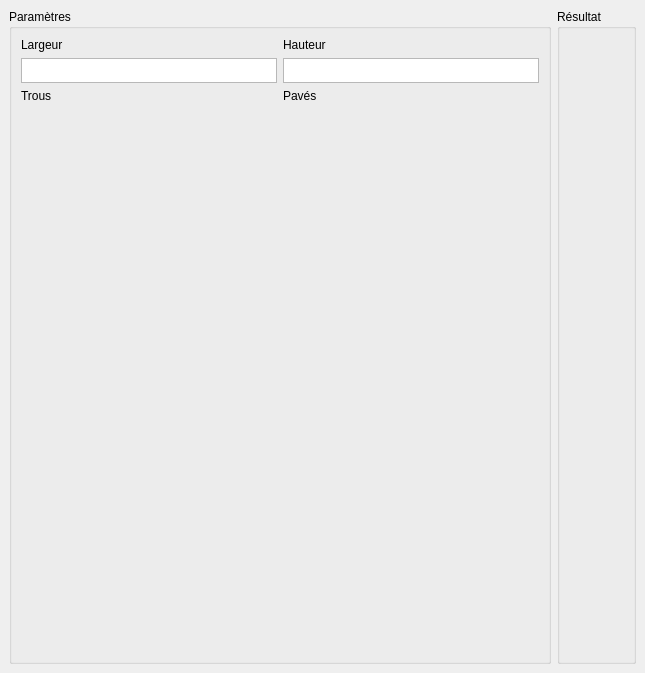
The window that mainwindow.ui (clebail/RectangleBinPack) describes before a commit, drawn with Qt 5.
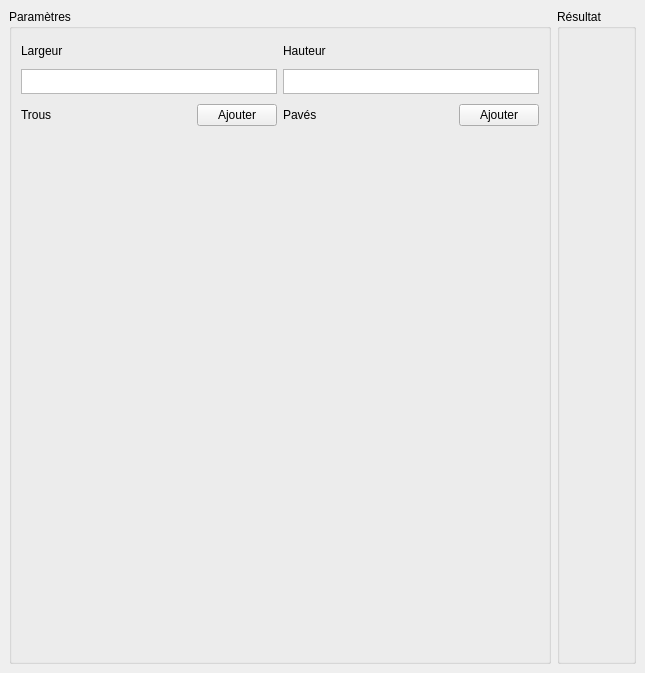
The same window after the commit.

```diff
--- a/mainwindow.ui
+++ b/mainwindow.ui
@@ -32,18 +32,175 @@
       <property name="title">
        <string>Paramètres</string>
       </property>
-      <layout class="QFormLayout" name="formLayout">
+      <layout class="QGridLayout" name="gridLayout">
+       <item row="1" column="1">
+        <widget class="QTextEdit" name="txtHauteur">
+         <property name="sizePolicy">
+          <sizepolicy hsizetype="Expanding" vsizetype="Fixed">
+           <horstretch>0</horstretch>
+           <verstretch>0</verstretch>
+          </sizepolicy>
+         </property>
+         <property name="minimumSize">
+          <size>
+           <width>0</width>
+           <height>25</height>
+          </size>
+         </property>
+         <property name="maximumSize">
+          <size>
+           <width>16777215</width>
+           <height>25</height>
+          </size>
+         </property>
+        </widget>
+       </item>
        <item row="0" column="0">
         <widget class="QLabel" name="label">
+         <property name="sizePolicy">
+          <sizepolicy hsizetype="Preferred" vsizetype="Fixed">
+           <horstretch>0</horstretch>
+           <verstretch>0</verstretch>
+          </sizepolicy>
+         </property>
+         <property name="minimumSize">
+          <size>
+           <width>0</width>
+           <height>25</height>
+          </size>
+         </property>
          <property name="text">
           <string>Largeur</string>
          </property>
         </widget>
        </item>
+       <item row="2" column="0">
+        <widget class="QWidget" name="widget" native="true">
+         <property name="sizePolicy">
+          <sizepolicy hsizetype="Expanding" vsizetype="Fixed">
+           <horstretch>0</horstretch>
+           <verstretch>0</verstretch>
+          </sizepolicy>
+         </property>
+         <property name="minimumSize">
+          <size>
+           <width>0</width>
+           <height>30</height>
+          </size>
+         </property>
+         <property name="layoutDirection">
+          <enum>Qt::LeftToRight</enum>
+         </property>
+         <layout class="QHBoxLayout" name="horizontalLayout_2" stretch="0,0,0">
+          <property name="spacing">
+           <number>0</number>
+          </property>
+          <property name="leftMargin">
+           <number>0</number>
+          </property>
+          <property name="topMargin">
+           <number>0</number>
+          </property>
+          <property name="rightMargin">
+           <number>0</number>
+          </property>
+          <property name="bottomMargin">
+           <number>0</number>
+          </property>
+          <item>
+           <widget class="QLabel" name="label_3">
+            <property name="text">
+             <string>Trous</string>
+            </property>
+           </widget>
+          </item>
+          <item>
+           <spacer name="horizontalSpacer_3">
+            <property name="orientation">
+             <enum>Qt::Horizontal</enum>
+            </property>
+            <property name="sizeHint" stdset="0">
+             <size>
+              <width>40</width>
+              <height>20</height>
+             </size>
+            </property>
+           </spacer>
+          </item>
+          <item>
+           <widget class="QPushButton" name="pbAddTrou">
+            <property name="text">
+             <string>Ajouter</string>
+            </property>
+           </widget>
+          </item>
+         </layout>
+        </widget>
+       </item>
+       <item row="2" column="1">
+        <widget class="QWidget" name="widget_2" native="true">
+         <property name="sizePolicy">
+          <sizepolicy hsizetype="Expanding" vsizetype="Fixed">
+           <horstretch>0</horstretch>
+           <verstretch>0</verstretch>
+          </sizepolicy>
+         </property>
+         <property name="minimumSize">
+          <size>
+           <width>0</width>
+           <height>30</height>
+          </size>
+         </property>
+         <layout class="QHBoxLayout" name="horizontalLayout_3">
+          <property name="spacing">
+           <number>0</number>
+          </property>
+          <property name="leftMargin">
+           <number>0</number>
+          </property>
+          <property name="topMargin">
+           <number>0</number>
+          </property>
+          <property name="rightMargin">
+           <number>0</number>
+          </property>
+          <property name="bottomMargin">
+           <number>0</number>
+          </property>
+          <item>
+           <widget class="QLabel" name="label_4">
+            <property name="text">
+             <string>Pavés</string>
+            </property>
+           </widget>
+          </item>
+          <item>
+           <spacer name="horizontalSpacer_2">
+            <property name="orientation">
+             <enum>Qt::Horizontal</enum>
+            </property>
+            <property name="sizeHint" stdset="0">
+             <size>
+              <width>40</width>
+              <height>20</height>
+             </size>
+            </property>
+           </spacer>
+          </item>
+          <item>
+           <widget class="QPushButton" name="pbAddPave">
+            <property name="text">
+             <string>Ajouter</string>
+            </property>
+           </widget>
+          </item>
+         </layout>
+        </widget>
+       </item>
        <item row="1" column="0">
         <widget class="QTextEdit" name="txtLargeur">
          <property name="sizePolicy">
-          <sizepolicy hsizetype="Expanding" vsizetype="Preferred">
+          <sizepolicy hsizetype="Expanding" vsizetype="Fixed">
            <horstretch>0</horstretch>
            <verstretch>0</verstretch>
           </sizepolicy>
@@ -64,46 +221,22 @@
        </item>
        <item row="0" column="1">
         <widget class="QLabel" name="label_2">
+         <property name="minimumSize">
+          <size>
+           <width>0</width>
+           <height>25</height>
+          </size>
+         </property>
          <property name="text">
           <string>Hauteur</string>
          </property>
         </widget>
        </item>
-       <item row="1" column="1">
-        <widget class="QTextEdit" name="txtHauteur">
-         <property name="sizePolicy">
-          <sizepolicy hsizetype="Expanding" vsizetype="Fixed">
-           <horstretch>0</horstretch>
-           <verstretch>0</verstretch>
-          </sizepolicy>
-         </property>
-         <property name="minimumSize">
-          <size>
-           <width>0</width>
-           <height>25</height>
-          </size>
-         </property>
-         <property name="maximumSize">
-          <size>
-           <width>16777215</width>
-           <height>25</height>
-          </size>
-         </property>
-        </widget>
+       <item row="3" column="0">
+        <widget class="QWidget" name="widgetTrous" native="true"/>
        </item>
-       <item row="2" column="0">
-        <widget class="QLabel" name="label_3">
-         <property name="text">
-          <string>Trous</string>
-         </property>
-        </widget>
-       </item>
-       <item row="2" column="1">
-        <widget class="QLabel" name="label_4">
-         <property name="text">
-          <string>Pavés</string>
-         </property>
-        </widget>
+       <item row="3" column="1">
+        <widget class="QWidget" name="widgetPaves" native="true"/>
        </item>
       </layout>
      </widget>
```
